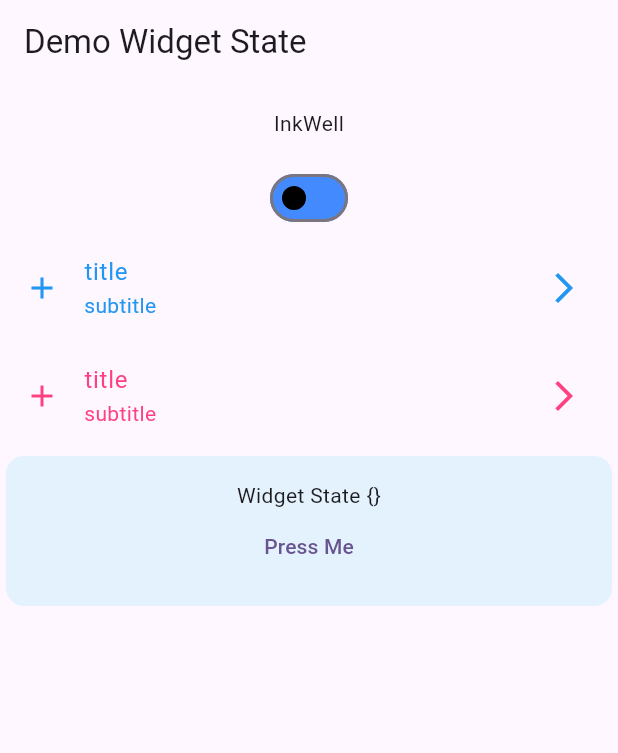
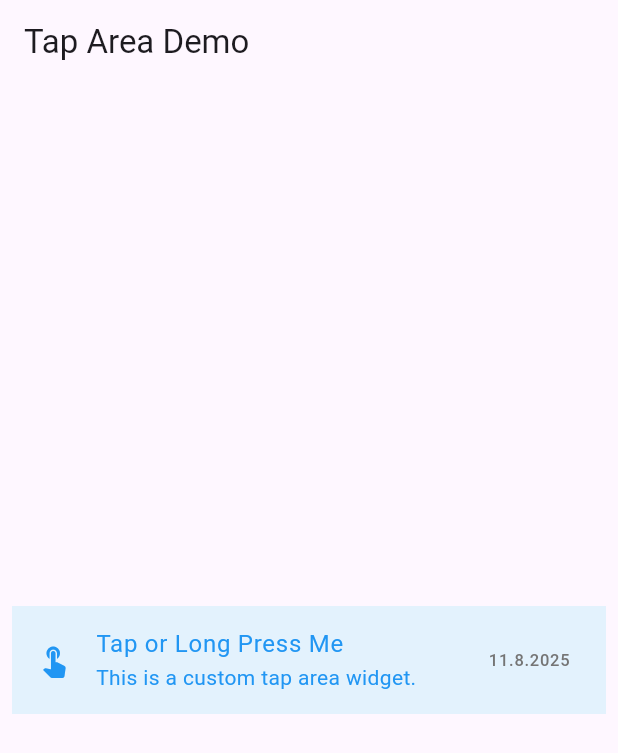
Before and after one commit to manhduydl/thirty_days_beginer_ui_basics, a Flutter app: the screen it shows after launch, on a phone screen of 412 x 824 dp. Shown: the top 753 px of the screen. Run offline on Flutter 3.47's test engine with Material 3 defaults, Android fonts, the phone set to English and light mode, and no system bars.

Commit message:
Tap Area

```diff
--- a/lib/main.dart
+++ b/lib/main.dart
@@ -1,5 +1,5 @@
 import 'package:flutter/material.dart';
-import 'package:thirty_days_beginer_ui_basics/widget_state.dart';
+import 'package:thirty_days_beginer_ui_basics/tap_area.dart';
 
 void main() {
   runApp(const MyApp());
@@ -45,7 +45,7 @@ class MyApp extends StatelessWidget {
                 WidgetState.disabled: Colors.pinkAccent,
                 WidgetState.any: Colors.blue,
               }))),
-      home: DemoWidgetState(),
+      home: DemoTapArea(),
     );
   }
 }
--- /dev/null
+++ b/lib/tap_area.dart
@@ -0,0 +1,121 @@
+import 'package:flutter/foundation.dart';
+import 'package:flutter/material.dart';
+
+class DemoTapArea extends StatelessWidget {
+  const DemoTapArea({super.key});
+
+  @override
+  Widget build(BuildContext context) {
+    return Scaffold(
+      appBar: AppBar(title: const Text('Tap Area Demo')),
+      body: Center(
+        child: TapArea(
+          onTap: () {
+            ScaffoldMessenger.of(context).showSnackBar(
+              const SnackBar(content: Text('Tapped!')),
+            );
+          },
+          onLongTap: () {
+            ScaffoldMessenger.of(context).showSnackBar(
+              const SnackBar(content: Text('Long Pressed!')),
+            );
+          },
+          child: ListTile(
+              tileColor: Colors.blue.shade50,
+              leading: const Icon(Icons.touch_app),
+              title: const Text('Tap or Long Press Me'),
+              subtitle: const Text('This is a custom tap area widget.'),
+              trailing: Text(
+                  '${DateTime.now().day.toString().padLeft(2, '0')}.${DateTime.now().month}.${DateTime.now().year}',
+                  style: TextStyle(color: Colors.grey.shade600))),
+        ),
+      ),
+    );
+  }
+}
+
+class TapArea extends StatefulWidget {
+  final Widget child;
+  final GestureTapCallback? onTap;
+  final GestureTapCallback? onLongTap;
+  final double? borderRadius;
+  final EdgeInsets? padding;
+
+  const TapArea({
+    super.key,
+    required this.child,
+    required this.onTap,
+    this.onLongTap,
+    this.borderRadius,
+    this.padding,
+  });
+
+  @override
+  // ignore: no_logic_in_create_state
+  State<TapArea> createState() => defaultTargetPlatform == TargetPlatform.iOS
+      ? _TapAreaIosState()
+      : _TapAreaAndroidState();
+}
+
+class _TapAreaIosState extends State<TapArea> {
+  bool _isDown = false;
+  @override
+  Widget build(BuildContext context) {
+    final content = Padding(
+      padding: widget.padding ?? EdgeInsets.all(8.0),
+      child: widget.child,
+    );
+    if (widget.onTap == null && widget.onLongTap == null) {
+      return content;
+    }
+    return GestureDetector(
+      onTapDown: (_) {
+        setState(() {
+          _isDown = true;
+        });
+      },
+      onTapCancel: () {
+        setState(() {
+          _isDown = false;
+        });
+      },
+      onTap: () {
+        setState(() {
+          _isDown = false;
+        });
+        widget.onTap?.call();
+      },
+      onLongPress: widget.onLongTap,
+      child: Focus(
+        child: Opacity(
+          opacity: _isDown ? 0.5 : 1.0,
+          child: content,
+        ),
+      ),
+    );
+  }
+}
+
+class _TapAreaAndroidState extends State<TapArea> {
+  @override
+  Widget build(BuildContext context) {
+    final content = Padding(
+      padding: widget.padding ?? EdgeInsets.all(8.0),
+      child: widget.child,
+    );
+    if (widget.onTap == null && widget.onLongTap == null) {
+      return content;
+    }
+    return Material(
+      color: Colors.transparent,
+      clipBehavior: Clip.none,
+      borderRadius: BorderRadius.circular(widget.borderRadius ?? 8.0),
+      child: InkWell(
+        onTap: widget.onTap,
+        onLongPress: widget.onLongTap,
+        borderRadius: BorderRadius.circular(widget.borderRadius ?? 8.0),
+        child: content,
+      ),
+    );
+  }
+}
```
